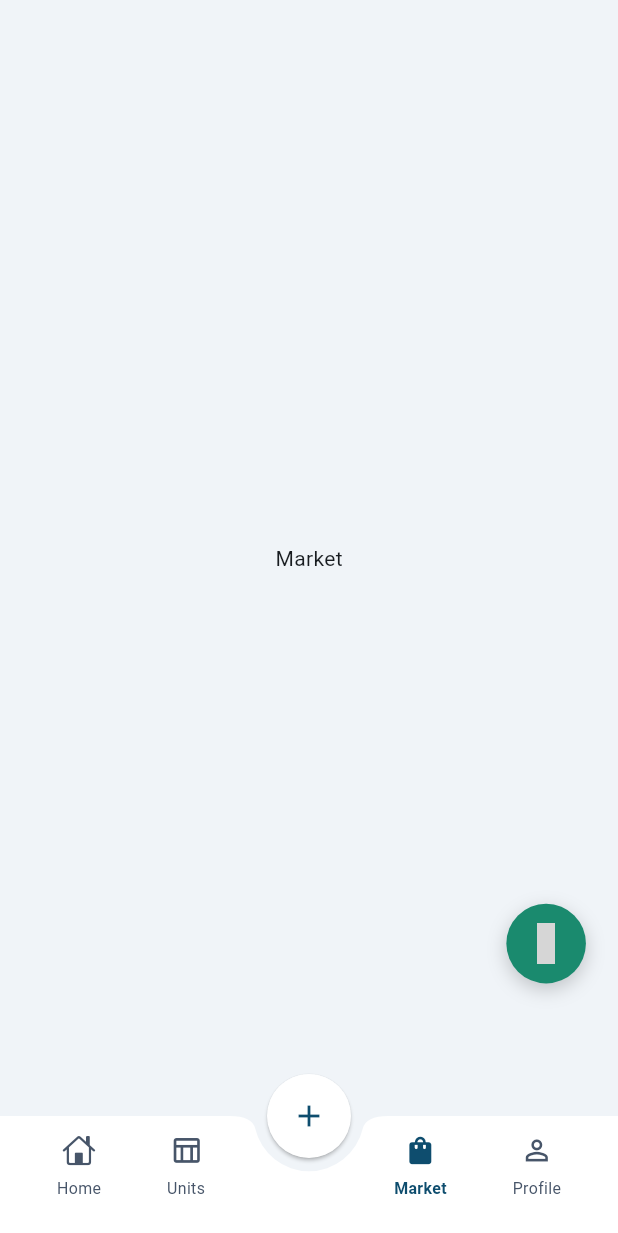
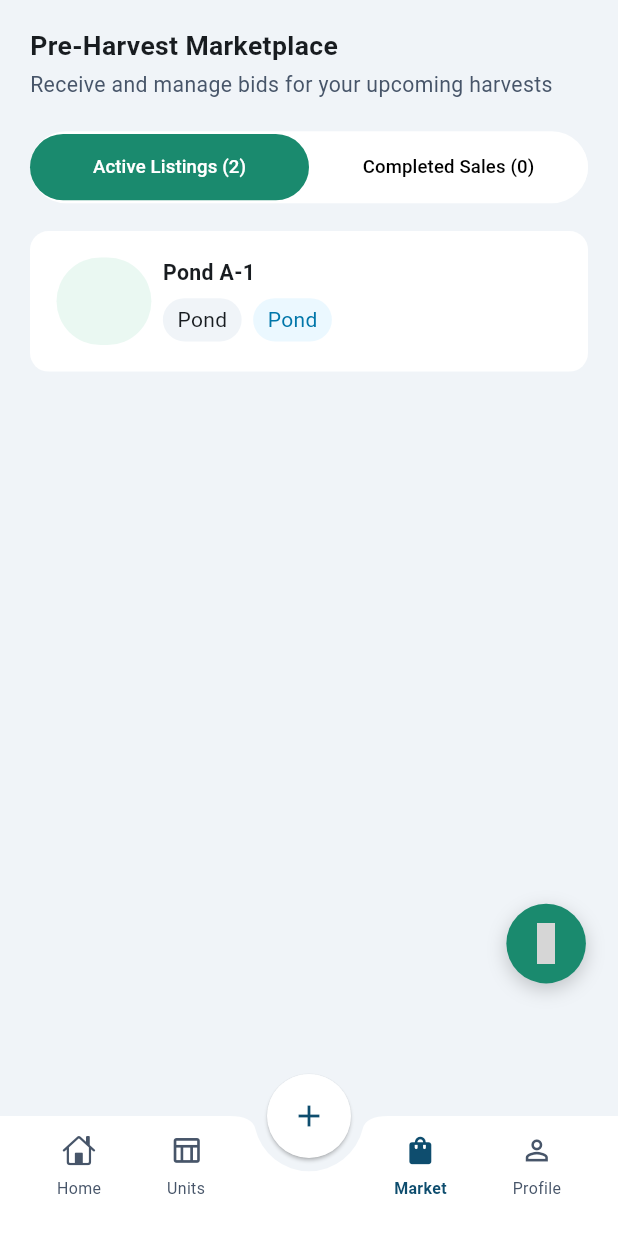
Before and after one commit to rahimuj570/aqua_culture_app, a Flutter app: the FarmerMainNavHolderScreen screen opened directly, item 3 of the bottom bar chosen, on a phone screen of 412 x 824 dp. Shown: the top 1233 px of the screen. Run offline on Flutter 3.47's test engine with Material 3 defaults, Android fonts, the phone set to English and light mode, and no system bars; our stand-ins replace flutter_material_design_icons, flutter_screenutil, image_picker, logger, pinput, shared_preferences and 1 more; accounts and stored records are empty; network calls fail; grey boxes are pictures that could not be loaded.

Commit message:
market screen is not complete yet

```diff
--- a/lib/app/app.dart
+++ b/lib/app/app.dart
@@ -6,6 +6,7 @@ import 'package:aqua_culture_app/features/common_role_features/auth/view_models/
 import 'package:aqua_culture_app/features/common_role_features/auth/view_models/set_password_provider.dart';
 import 'package:aqua_culture_app/features/farmer_role_features/main_nav_holder/view_models/farmer_main_nav_holder_provider.dart';
 import 'package:aqua_culture_app/features/common_role_features/welcome/views/screens/splash_screen.dart';
+import 'package:aqua_culture_app/features/farmer_role_features/market/view_models/market_provider.dart';
 import 'package:aqua_culture_app/features/farmer_role_features/units/view_models/create_unit_provider.dart';
 
 import 'package:flutter/material.dart';
@@ -26,6 +27,7 @@ class AquaCultureApp extends StatelessWidget {
         ChangeNotifierProvider(create: (_) => OtpVerificationProvider()),
         ChangeNotifierProvider(create: (_) => SetPasswordProvider()),
         ChangeNotifierProvider(create: (_) => CreateUnitProvider()),
+        ChangeNotifierProvider(create: (_) => MarketProvider()),
       ],
       child: MaterialApp(
         debugShowCheckedModeBanner: false,
--- a/lib/features/farmer_role_features/main_nav_holder/view_models/farmer_main_nav_holder_provider.dart
+++ b/lib/features/farmer_role_features/main_nav_holder/view_models/farmer_main_nav_holder_provider.dart
@@ -1,4 +1,5 @@
 import 'package:aqua_culture_app/features/farmer_role_features/home/views/screens/farmer_home_screen.dart';
+import 'package:aqua_culture_app/features/farmer_role_features/market/views/screens/market_screen.dart';
 import 'package:aqua_culture_app/features/farmer_role_features/units/views/screens/unit_screen.dart';
 import 'package:flutter/material.dart';
 
@@ -14,7 +15,7 @@ class FarmerMainNavHolderProvider extends ChangeNotifier {
   final List<Widget> _screens = <Widget>[
     FarmerHomeScreen(),
     UnitScreen(),
-    Center(child: Text("Market")),
+    MarketScreen(),
     Center(child: Text("Profile")),
     Container(color: Colors.red),
     Container(color: Colors.red),
--- /dev/null
+++ b/lib/features/farmer_role_features/market/view_models/market_provider.dart
@@ -0,0 +1,12 @@
+import 'package:flutter/cupertino.dart';
+
+class MarketProvider extends ChangeNotifier {
+  bool _isActiveTabSelected = true;
+
+  bool get getIsActiveTabSelected => _isActiveTabSelected;
+
+  set setIsActiveTabSelected(bool value) {
+    _isActiveTabSelected = value;
+    notifyListeners();
+  }
+}
--- /dev/null
+++ b/lib/features/farmer_role_features/market/views/screens/market_screen.dart
@@ -0,0 +1,168 @@
+import 'package:aqua_culture_app/app/constants/app_colors.dart';
+import 'package:aqua_culture_app/features/farmer_role_features/market/view_models/market_provider.dart';
+import 'package:flutter/cupertino.dart';
+import 'package:flutter/material.dart';
+import 'package:flutter_screenutil/flutter_screenutil.dart';
+import 'package:provider/provider.dart';
+
+class MarketScreen extends StatelessWidget {
+  const MarketScreen({super.key});
+
+  @override
+  Widget build(BuildContext context) {
+    return Scaffold(
+      body: SafeArea(
+        child: Padding(
+          padding: EdgeInsets.symmetric(horizontal: 20.0),
+          child: Consumer<MarketProvider>(
+            builder: (context, provider, child) => Column(
+              crossAxisAlignment: CrossAxisAlignment.start,
+              children: [
+                SizedBox(height: 20.h),
+                Text(
+                  'Pre-Harvest Marketplace',
+                  style: TextStyle(fontSize: 20.sp, fontWeight: .bold),
+                ),
+                SizedBox(height: 4.h),
+                Text(
+                  'Receive and manage bids for your upcoming harvests',
+                  style: TextStyle(fontSize: 16.sp, color: AppColors.greyText),
+                ),
+                SizedBox(height: 24.h),
+                Container(
+                  decoration: BoxDecoration(
+                    color: Colors.white,
+                    borderRadius: .circular(100.r),
+                  ),
+                  child: Row(
+                    children: [
+                      Expanded(
+                        child: FilledButton(
+                          style: FilledButton.styleFrom(
+                            fixedSize: Size(.maxFinite, 50.h),
+                            backgroundColor: provider.getIsActiveTabSelected
+                                ? AppColors.secondaryThemeColor
+                                : Colors.white,
+                          ),
+                          onPressed: provider.getIsActiveTabSelected
+                              ? () {}
+                              : () {
+                                  provider.setIsActiveTabSelected = true;
+                                },
+                          child: Text(
+                            'Active Listings (2)',
+                            style: TextStyle(
+                              fontSize: 14.sp,
+                              color: provider.getIsActiveTabSelected
+                                  ? Colors.white
+                                  : Colors.black,
+                            ),
+                          ),
+                        ),
+                      ),
+                      Expanded(
+                        child: FilledButton(
+                          style: FilledButton.styleFrom(
+                            fixedSize: Size(.maxFinite, 50.h),
+                            backgroundColor: !provider.getIsActiveTabSelected
+                                ? AppColors.secondaryThemeColor
+                                : Colors.white,
+                          ),
+                          onPressed: provider.getIsActiveTabSelected
+                              ? () {
+                                  provider.setIsActiveTabSelected = false;
+                                }
+                              : () {},
+                          child: Text(
+                            'Completed Sales (0)',
+                            style: TextStyle(
+                              fontSize: 14.sp,
+                              color: !provider.getIsActiveTabSelected
+                                  ? Colors.white
+                                  : Colors.black,
+                            ),
+                          ),
+                        ),
+                      ),
+                    ],
+                  ),
+                ),
+                SizedBox(height: 21.h),
+                Container(
+                  padding: .all(20.r),
+                  decoration: BoxDecoration(
+                    color: Colors.white,
+                    borderRadius: .circular(14.r),
+                  ),
+                  child: Column(
+                    children: [
+                      Row(
+                        crossAxisAlignment: .start,
+                        children: [
+                          Container(
+                            height: 66.h,
+                            width: 66.w,
+                            decoration: BoxDecoration(
+                              color: AppColors.greenLight,
+                              borderRadius: .circular(100.r),
+                            ),
+                          ),
+                          SizedBox(width: 8.w),
+                          Column(
+                            crossAxisAlignment: .start,
+                            children: [
+                              Text(
+                                'Pond A-1',
+                                style: TextStyle(
+                                  fontSize: 16.sp,
+                                  fontWeight: .w600,
+                                ),
+                              ),
+                              SizedBox(height: 8.h),
+                              Wrap(
+                                children: [
+                                  Container(
+                                    padding: .symmetric(
+                                      horizontal: 10.0.w,
+                                      vertical: 5.h,
+                                    ),
+                                    decoration: BoxDecoration(
+                                      color: AppColors.scafoldColor,
+                                      borderRadius: .circular(35.r),
+                                    ),
+                                    child: Text('Pond'),
+                                  ),
+                                  SizedBox(width: 8.w),
+                                  Container(
+                                    padding: .symmetric(
+                                      horizontal: 10.0.w,
+                                      vertical: 5.h,
+                                    ),
+                                    decoration: BoxDecoration(
+                                      color: AppColors.infoLight,
+                                      borderRadius: .circular(35.r),
+                                    ),
+                                    child: Text(
+                                      'Pond',
+                                      style: TextStyle(
+                                        color: AppColors.infoText,
+                                      ),
+                                    ),
+                                  ),
+                                ],
+                              ),
+                            ],
+                          ),
+                        ],
+                      ),
+                    ],
+                  ),
+                ),
+              ],
+            ),
+          ),
+        ),
+      ),
+    );
+  }
+}
--- a/lib/features/farmer_role_features/units/views/screens/create_unit_screen.dart
+++ b/lib/features/farmer_role_features/units/views/screens/create_unit_screen.dart
@@ -399,7 +399,12 @@ class _CreateUnitScreenState extends State<CreateUnitScreen> {
                 SizedBox(height: 16.h),
                 filledButtonPrimary(title: 'Add Unit', onTap: () {}),
                 SizedBox(height: 16.h),
-                filledButtonSecondary(title: 'Cancel', onTap: () {}),
+                filledButtonSecondary(
+                  title: 'Cancel',
+                  onTap: () {
+                    Navigator.pop(context);
+                  },
+                ),
                 SizedBox(height: 60.h),
               ],
             ),
```
